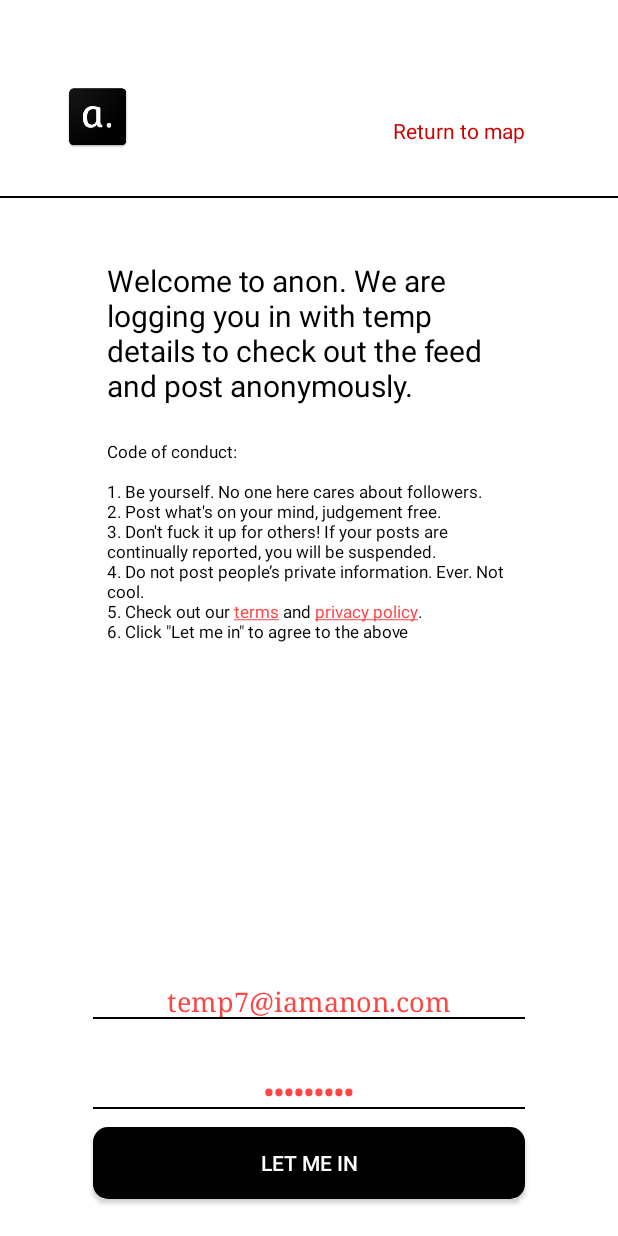
After one commit to yomarfrancisco/anon_andrey, an Android app: the Login screen opened directly, with no data from a screen before it, on a phone screen of 412 x 824 dp. The commit adds this screen. Run offline under Robolectric (Android 15) with nearby library versions, the phone set to English and light mode, and no system bars; our stand-ins replace Firebase (no records; nobody signed in at launch, a user with empty details on screens opened directly).

Commit message:
login screen

```diff
--- a/app/src/main/AndroidManifest.xml
+++ b/app/src/main/AndroidManifest.xml
@@ -30,6 +30,7 @@
         <activity
             android:name=".WhiteSplash"
             android:theme="@style/AppTheme" />
+
         <meta-data
             android:name="com.google.android.geo.API_KEY"
             android:value="@string/google_maps_key" />
@@ -40,7 +41,9 @@
 
         <service
             android:name=".GeofenceTransitionsIntentService"
-            android:exported="false"></service>
+            android:exported="false" />
+
+        <activity android:name=".Login"></activity>
     </application>
 
 </manifest>
--- a/app/src/main/java/com/anontemp/android/Constants.java
+++ b/app/src/main/java/com/anontemp/android/Constants.java
@@ -11,6 +11,7 @@ import java.util.HashMap;
 final class Constants {
 
 
+    public final static String EMAIL_PATTERN = "[a-zA-Z0-9._-]+@[a-z]+\\.+[a-z]+";
     static final HashMap<String, Region> REGIONS = new HashMap<>();
     static final String GEOFENCE_ID = "geofenceId";
     private static final String PACKAGE_NAME = "com.anontemp.android";
--- a/app/src/main/java/com/anontemp/android/FullscreenController.java
+++ b/app/src/main/java/com/anontemp/android/FullscreenController.java
@@ -1,8 +1,10 @@
 package com.anontemp.android;
 
+import android.app.ProgressDialog;
 import android.os.Bundle;
 import android.os.Handler;
 import android.support.annotation.Nullable;
+import android.support.annotation.VisibleForTesting;
 import android.support.v7.app.AppCompatActivity;
 import android.view.View;
 
@@ -11,6 +13,8 @@ import android.view.View;
  */
 
 public abstract class FullscreenController extends AppCompatActivity {
+    @VisibleForTesting
+    public ProgressDialog mProgressDialog;
     private View decorView;
 
     protected abstract int init();
@@ -39,7 +43,6 @@ public abstract class FullscreenController extends AppCompatActivity {
 
     }
 
-
     private void hideSystemUI() {
         decorView.setSystemUiVisibility(
                 View.SYSTEM_UI_FLAG_LAYOUT_HIDE_NAVIGATION
@@ -47,7 +50,6 @@ public abstract class FullscreenController extends AppCompatActivity {
                         | View.SYSTEM_UI_FLAG_HIDE_NAVIGATION // hide nav bar
                         | View.SYSTEM_UI_FLAG_IMMERSIVE);
     }
-
 
     @Override
     public void onWindowFocusChanged(boolean hasFocus) {
@@ -61,4 +63,27 @@ public abstract class FullscreenController extends AppCompatActivity {
         }
     }
 
+    public void showProgressDialog() {
+        if (mProgressDialog == null) {
+            mProgressDialog = new ProgressDialog(this);
+            mProgressDialog.setProgressStyle(ProgressDialog.STYLE_SPINNER);
+            mProgressDialog.setMessage(getString(R.string.loading));
+            mProgressDialog.setIndeterminate(true);
+        }
+
+        mProgressDialog.show();
+    }
+
+    public void hideProgressDialog() {
+        if (mProgressDialog != null && mProgressDialog.isShowing()) {
+            mProgressDialog.dismiss();
+        }
+    }
+
+    @Override
+    public void onStop() {
+        super.onStop();
+        hideProgressDialog();
+    }
+
 }
--- a/app/src/main/java/com/anontemp/android/Helper.java
+++ b/app/src/main/java/com/anontemp/android/Helper.java
@@ -1,6 +1,8 @@
 package com.anontemp.android;
 
 import android.app.Activity;
+import android.support.design.widget.Snackbar;
+import android.view.View;
 
 /**
  * Created by jaydee on 01.07.17.
@@ -10,11 +12,18 @@ public class Helper {
     public static final String TAG = "ANON";
 
     public static void upToDownTransition(Activity activity) {
-        activity.overridePendingTransition(R.anim.slide_out_down, R.anim.slide_up_dialog);
+        activity.overridePendingTransition(R.anim.no_change, R.anim.slide_out_down);
     }
 
     public static void downToUpTransition(Activity activity) {
         activity.overridePendingTransition(R.anim.slide_up_dialog, R.anim.no_change);
     }
 
+    public static void showSnackbar(final String text, Activity activity) {
+        View container = activity.findViewById(android.R.id.content);
+        if (container != null) {
+            Snackbar.make(container, text, Snackbar.LENGTH_LONG).show();
+        }
+    }
+
 }
--- /dev/null
+++ b/app/src/main/java/com/anontemp/android/Login.java
@@ -0,0 +1,153 @@
+package com.anontemp.android;
+
+import android.os.Bundle;
+import android.support.annotation.NonNull;
+import android.support.design.widget.TextInputEditText;
+import android.support.v7.widget.AppCompatButton;
+import android.text.TextUtils;
+import android.util.Log;
+import android.view.View;
+import android.widget.Toast;
+
+import com.google.android.gms.tasks.OnCompleteListener;
+import com.google.android.gms.tasks.Task;
+import com.google.firebase.auth.AuthResult;
+import com.google.firebase.auth.FirebaseAuth;
+import com.google.firebase.auth.FirebaseUser;
+
+public class Login extends FullscreenController implements View.OnClickListener {
+
+    private FirebaseAuth mAuth;
+    private FirebaseAuth.AuthStateListener mAuthListener;
+    private TextInputEditText mMail;
+    private TextInputEditText mPass;
+    private AppCompatButton bAuth;
+
+
+    @Override
+    protected int init() {
+        return R.layout.activity_login;
+    }
+
+    @Override
+    protected void onCreate(Bundle savedInstanceState) {
+        super.onCreate(savedInstanceState);
+
+        mAuth = FirebaseAuth.getInstance();
+        mAuthListener = new FirebaseAuth.AuthStateListener() {
+            @Override
+            public void onAuthStateChanged(@NonNull FirebaseAuth firebaseAuth) {
+                FirebaseUser user = firebaseAuth.getCurrentUser();
+                if (user != null) {
+                    // User is signed in
+                    Log.d(Helper.TAG, "onAuthStateChanged:signed_in:" + user.getUid());
+                } else {
+                    // User is signed out
+                    Log.d(Helper.TAG, "onAuthStateChanged:signed_out");
+                }
+                // ...
+            }
+        };
+
+        findViewById(R.id.returnToMap).setOnClickListener(this);
+        mMail = (TextInputEditText) findViewById(R.id.emailInput);
+        mPass = (TextInputEditText) findViewById(R.id.passInput);
+        bAuth = (AppCompatButton) findViewById(R.id.authenticate);
+        bAuth.setOnClickListener(this);
+
+    }
+
+    @Override
+    public void onStart() {
+        super.onStart();
+        mAuth.addAuthStateListener(mAuthListener);
+    }
+
+    @Override
+    public void onStop() {
+        super.onStop();
+        if (mAuthListener != null) {
+            mAuth.removeAuthStateListener(mAuthListener);
+        }
+    }
+
+    @Override
+    public void onClick(View v) {
+        switch (v.getId()) {
+            case R.id.returnToMap:
+                onBackPressed();
+                Helper.upToDownTransition(this);
+                break;
+            case R.id.authenticate:
+                showProgressDialog();
+                if (!validate()) {
+                    Helper.showSnackbar(getString(R.string.validate_err), this);
+                    hideProgressDialog();
+                    break;
+                }
+                signIn(mMail.getText().toString(), mPass.getText().toString());
+
+                break;
+        }
+    }
+
+    private boolean validate() {
+
+        if (!validateForm())
+            return false;
+
+        String text = mMail.getText().toString();
+
+        return text.matches(Constants.EMAIL_PATTERN);
+
+    }
+
+    private boolean validateForm() {
+        boolean valid = true;
+
+        if (TextUtils.isEmpty(mMail.getText().toString())) {
+            mMail.setError("Required.");
+            valid = false;
+        } else {
+            mMail.setError(null);
+        }
+
+        if (TextUtils.isEmpty(mPass.getText().toString())) {
+            mPass.setError("Required.");
+            valid = false;
+        } else {
+            mPass.setError(null);
+        }
+
+        return valid;
+    }
+
+    private void signIn(String email, String password) {
+        bAuth.setEnabled(false);
+
+        mAuth.signInWithEmailAndPassword(email, password)
+                .addOnCompleteListener(this, new OnCompleteListener<AuthResult>() {
+                    @Override
+                    public void onComplete(@NonNull Task<AuthResult> task) {
+                        Log.d(Helper.TAG, "signInWithEmail:onComplete:" + task.isSuccessful());
+
+                        // If sign in fails, display a message to the user. If sign in succeeds
+                        // the auth state listener will be notified and logic to handle the
+                        // signed in user can be handled in the listener.
+                        if (!task.isSuccessful()) {
+                            Log.w(Helper.TAG, "signInWithEmail:failed", task.getException());
+                            Toast.makeText(Login.this, R.string.validate_err,
+                                    Toast.LENGTH_SHORT).show();
+                            bAuth.setEnabled(true);
+                        }
+
+
+                        hideProgressDialog();
+
+                        // ...
+                    }
+                });
+    }
+
+
+}
--- a/app/src/main/java/com/anontemp/android/MapsActivity.java
+++ b/app/src/main/java/com/anontemp/android/MapsActivity.java
@@ -348,12 +348,7 @@ public class MapsActivity extends FragmentActivity implements OnMapReadyCallback
         }
     }
 
-    private void showSnackbar(final String text) {
-        View container = findViewById(android.R.id.content);
-        if (container != null) {
-            Snackbar.make(container, text, Snackbar.LENGTH_LONG).show();
-        }
-    }
+
 
     private void showSnackbar(final int mainTextStringId, final int actionStringId,
                               View.OnClickListener listener) {
@@ -424,7 +419,7 @@ public class MapsActivity extends FragmentActivity implements OnMapReadyCallback
     @SuppressWarnings("MissingPermission")
     private void addGeofences() {
         if (!checkPermissions()) {
-            showSnackbar(getString(R.string.insufficient_permissions));
+            Helper.showSnackbar(getString(R.string.insufficient_permissions), this);
             return;
         }
 
@@ -488,7 +483,9 @@ public class MapsActivity extends FragmentActivity implements OnMapReadyCallback
                     });
                     dialog.show();
                 } else {
-
+                    Intent intent = new Intent(MapsActivity.this, Login.class);
+                    startActivity(intent);
+                    Helper.downToUpTransition(MapsActivity.this);
                 }
                 break;
         }
--- /dev/null
+++ b/app/src/main/res/drawable/bg_round_rect_black.xml
@@ -0,0 +1,9 @@
+<?xml version="1.0" encoding="utf-8"?>
+<shape xmlns:android="http://schemas.android.com/apk/res/android"
+    android:dither="true"
+    android:shape="rectangle">
+
+    <corners android:radius="10dp" />
+    <solid android:color="@android:color/black" />
+
+</shape>
--- a/app/src/main/res/drawable/scaled_set.xml
+++ /dev/null
@@ -1,6 +0,0 @@
-<?xml version="1.0" encoding="utf-8"?>
-<scale xmlns:android="http://schemas.android.com/apk/res/android"
-    android:drawable="@drawable/cast_abc_scrubber_control_off_mtrl_alpha"
-    android:scaleGravity="center"
-    android:scaleHeight="80%"
-    android:scaleWidth="80%" />
--- /dev/null
+++ b/app/src/main/res/layout/activity_login.xml
@@ -0,0 +1,220 @@
+<?xml version="1.0" encoding="utf-8"?>
+<android.support.constraint.ConstraintLayout xmlns:android="http://schemas.android.com/apk/res/android"
+    xmlns:app="http://schemas.android.com/apk/res-auto"
+    xmlns:tools="http://schemas.android.com/tools"
+    android:layout_width="match_parent"
+    android:layout_height="match_parent"
+    android:fitsSystemWindows="true"
+    tools:context="com.anontemp.android.Login">
+
+
+    <android.support.constraint.Guideline
+        android:id="@+id/top_guide"
+        android:layout_width="wrap_content"
+        android:layout_height="wrap_content"
+        android:orientation="horizontal"
+        app:layout_constraintGuide_percent="0.16"
+        tools:layout_editor_absoluteX="0dp"
+        tools:layout_editor_absoluteY="99dp" />
+
+    <android.support.constraint.Guideline
+        android:id="@+id/leftIcon_guideline"
+        android:layout_width="wrap_content"
+        android:layout_height="wrap_content"
+        android:orientation="vertical"
+        app:layout_constraintGuide_percent="0.1"
+        tools:layout_editor_absoluteX="39dp"
+        tools:layout_editor_absoluteY="0dp" />
+
+    <android.support.constraint.Guideline
+        android:id="@+id/right_guideline"
+        android:layout_width="wrap_content"
+        android:layout_height="wrap_content"
+        android:orientation="vertical"
+        app:layout_constraintGuide_percent="0.85"
+        tools:layout_editor_absoluteX="327dp"
+        tools:layout_editor_absoluteY="0dp" />
+
+
+    <ImageView
+        android:layout_width="wrap_content"
+        android:layout_height="wrap_content"
+        android:layout_marginBottom="30dp"
+        android:src="@mipmap/ic_logo"
+        app:layout_constraintBottom_toTopOf="@+id/top_guide"
+        app:layout_constraintLeft_toLeftOf="@+id/leftIcon_guideline" />
+
+    <TextView
+        android:id="@+id/returnToMap"
+        android:layout_width="wrap_content"
+        android:layout_height="wrap_content"
+        android:layout_marginBottom="35dp"
+        android:clickable="true"
+        android:text="@string/back_to_map"
+        android:textColor="@android:color/holo_red_dark"
+        app:layout_constraintBottom_toTopOf="@+id/top_guide"
+        app:layout_constraintRight_toLeftOf="@+id/right_guideline" />
+
+    <View
+        android:layout_width="0dp"
+        android:layout_height="1dp"
+        android:background="#000000"
+        app:layout_constraintBottom_toTopOf="@+id/top_guide"
+        app:layout_constraintLeft_toLeftOf="parent"
+        app:layout_constraintRight_toRightOf="parent" />
+
+
+    <android.support.constraint.Guideline
+        android:id="@+id/top_main_guide"
+        android:layout_width="wrap_content"
+        android:layout_height="wrap_content"
+        android:orientation="horizontal"
+        app:layout_constraintGuide_percent="0.21"
+        tools:layout_editor_absoluteX="0dp"
+        tools:layout_editor_absoluteY="129dp" />
+
+    <android.support.constraint.Guideline
+        android:id="@+id/left_main_guide"
+        android:layout_width="wrap_content"
+        android:layout_height="wrap_content"
+        android:orientation="vertical"
+        app:layout_constraintGuide_percent="0.15"
+        tools:layout_editor_absoluteX="58dp"
+        tools:layout_editor_absoluteY="0dp" />
+
+    <android.support.constraint.Guideline
+        android:id="@+id/right_main_guide"
+        android:layout_width="wrap_content"
+        android:layout_height="wrap_content"
+        android:orientation="vertical"
+        app:layout_constraintGuide_percent="0.85"
+        tools:layout_editor_absoluteX="327dp"
+        tools:layout_editor_absoluteY="0dp" />
+
+    <TextView
+        android:layout_width="270dp"
+        android:layout_height="wrap_content"
+        android:text="@string/login_text"
+        android:textAlignment="textStart"
+        android:textSize="20sp"
+        app:layout_constraintLeft_toLeftOf="@+id/left_main_guide"
+        app:layout_constraintRight_toLeftOf="@+id/right_main_guide"
+        app:layout_constraintTop_toTopOf="@+id/top_main_guide" />
+
+    <TextView
+        android:layout_width="270dp"
+        android:layout_height="wrap_content"
+        android:layout_marginTop="120dp"
+        android:text="@string/login_rules"
+        android:textSize="11sp"
+        app:layout_constraintLeft_toLeftOf="@+id/left_main_guide"
+        app:layout_constraintRight_toLeftOf="@+id/right_main_guide"
+        app:layout_constraintTop_toTopOf="@+id/top_main_guide" />
+
+
+    <android.support.constraint.Guideline
+        android:id="@+id/bottom_main_guide"
+        android:layout_width="wrap_content"
+        android:layout_height="wrap_content"
+        android:orientation="horizontal"
+        app:layout_constraintGuide_percent="0.97"
+        tools:layout_editor_absoluteX="0dp"
+        tools:layout_editor_absoluteY="597dp" />
+
+    <android.support.design.widget.TextInputLayout
+
+        android:layout_width="0dp"
+        android:layout_height="wrap_content"
+        android:layout_marginBottom="120dp"
+        android:textAlignment="center"
+        app:hintEnabled="false"
+        app:hintTextAppearance="@style/RedHint"
+        app:layout_constraintBottom_toTopOf="@+id/bottom_main_guide"
+        app:layout_constraintLeft_toLeftOf="@+id/left_main_guide"
+        app:layout_constraintRight_toLeftOf="@+id/right_main_guide">
+
+        <android.support.design.widget.TextInputEditText
+            android:id="@+id/emailInput"
+            android:layout_width="match_parent"
+            android:layout_height="wrap_content"
+            android:background="@android:color/transparent"
+            android:ellipsize="start"
+            android:enabled="false"
+            android:fontFamily="serif"
+            android:gravity="center"
+            android:hint="@string/login_email_hint"
+            android:inputType="textEmailAddress"
+            android:text="@string/temp_mail"
+            android:textAlignment="center"
+            android:textColor="@color/colorAccent"
+            android:textColorHint="#80ff4444"
+
+            />
+
+
+    </android.support.design.widget.TextInputLayout>
+
+    <View
+        android:layout_width="0dp"
+        android:layout_height="1dp"
+        android:layout_marginBottom="120dp"
+        android:background="#000000"
+        app:layout_constraintBottom_toTopOf="@+id/bottom_main_guide"
+        app:layout_constraintLeft_toLeftOf="@+id/left_main_guide"
+        app:layout_constraintRight_toLeftOf="@+id/right_main_guide" />
+
+    <android.support.design.widget.TextInputLayout
+
+        android:layout_width="0dp"
+        android:layout_height="wrap_content"
+        android:layout_marginBottom="60dp"
+        app:hintAnimationEnabled="false"
+        app:hintEnabled="false"
+        app:hintTextAppearance="@style/RedHint"
+        app:layout_constraintBottom_toTopOf="@+id/bottom_main_guide"
+        app:layout_constraintLeft_toLeftOf="@+id/left_main_guide"
+        app:layout_constraintRight_toLeftOf="@+id/right_main_guide">
+
+        <android.support.design.widget.TextInputEditText
+            android:id="@+id/passInput"
+            android:layout_width="match_parent"
+            android:layout_height="wrap_content"
+            android:background="@android:color/transparent"
+            android:ellipsize="start"
+            android:enabled="false"
+            android:fontFamily="serif"
+            android:gravity="center"
+            android:hint="@string/login_pass_hint"
+            android:inputType="textPassword"
+            android:text="@string/temp_pass"
+            android:textAlignment="center"
+            android:textColor="@color/colorAccent"
+            android:textColorHint="#80ff4444"
+
+
+            />
+
+
+    </android.support.design.widget.TextInputLayout>
+
+    <View
+        android:layout_width="0dp"
+        android:layout_height="1dp"
+        android:layout_marginBottom="60dp"
+        android:background="#000000"
+        app:layout_constraintBottom_toTopOf="@+id/bottom_main_guide"
+        app:layout_constraintLeft_toLeftOf="@+id/left_main_guide"
+        app:layout_constraintRight_toLeftOf="@+id/right_main_guide" />
+
+    <android.support.v7.widget.AppCompatButton
+        android:id="@+id/authenticate"
+        android:layout_width="0dp"
+        android:layout_height="wrap_content"
+        android:background="@drawable/bg_round_rect_black"
+        android:text="@string/login_auth"
+        android:textColor="@android:color/white"
+        app:layout_constraintBottom_toTopOf="@+id/bottom_main_guide"
+        app:layout_constraintLeft_toLeftOf="@+id/left_main_guide"
+        app:layout_constraintRight_toLeftOf="@+id/right_main_guide" />
+
+</android.support.constraint.ConstraintLayout>
--- a/app/src/main/res/values-v21/styles.xml
+++ b/app/src/main/res/values-v21/styles.xml
@@ -13,6 +13,7 @@
         <item name="android:windowTranslucentNavigation">true</item>
         <item name="android:windowDrawsSystemBarBackgrounds">true</item>
         <item name="android:windowContentTransitions">true</item>
+        <item name="android:statusBarColor">@android:color/transparent</item>
     </style>
 
     <style name="SplashScreenTheme" parent="Theme.AppCompat.NoActionBar">
--- a/app/src/main/res/values/colors.xml
+++ b/app/src/main/res/values/colors.xml
@@ -1,6 +1,6 @@
 <?xml version="1.0" encoding="utf-8"?>
 <resources>
-    <color name="colorPrimary">@android:color/white</color>
+    <color name="colorPrimary">@android:color/holo_red_light</color>
     <color name="colorPrimaryDark">@android:color/black</color>
     <color name="colorAccent">@android:color/holo_red_light</color>
 
--- a/app/src/main/res/values/strings.xml
+++ b/app/src/main/res/values/strings.xml
@@ -31,4 +31,14 @@
     <string name="locked">locked</string>
     <string name="unlocked">unlocked</string>
     <string name="wits_enter_text">You are inside the WITS Braam Campus network. Hit the key to enter this network.</string>
+    <string name="back_to_map">Return to map</string>
+    <string name="login_text">Welcome to anon. We are logging you in with temp details to check out the feed and post anonymously.</string>
+    <string name="login_rules">Code of conduct: \n\n1. Be yourself. No one here cares about followers.\n2. Post what\'s on your mind, judgement free.\n3. Don\'t fuck it up for others! If your posts are continually reported, you will be suspended.\n4. Do not post people’s private information. Ever. Not cool.\n5. Check out our <a href="com.anontemp.android.privacy://terms">terms</a> and <a href="com.anontemp.android.privacy://policy">privacy policy</a>.\n6. Click \"Let me in\" to agree to the above</string>
+    <string name="login_auth">Let me in</string>
+    <string name="login_email_hint">Enter Email</string>
+    <string name="login_pass_hint">Enter Password</string>
+    <string name="validate_err">Please check that you\'ve submitted information correctly. We\'re having trouble logging you in.</string>
+    <string name="loading">Hang tight...</string>
+    <string name="temp_mail">temp7@iamanon.com</string>
+    <string name="temp_pass">123456789</string>
 </resources>
--- a/app/src/main/res/values/styles.xml
+++ b/app/src/main/res/values/styles.xml
@@ -10,7 +10,10 @@
         <item name="android:windowBackground">@android:color/white
         </item>
         <item name="android:windowTranslucentNavigation">true</item>
-
+        <item name="android:fontFamily">serif</item>
+        <item name="colorControlNormal">@color/colorPrimaryDark</item>
+        <item name="colorControlActivated">@color/colorPrimaryDark</item>
+        <item name="colorControlHighlight">@color/colorPrimaryDark</item>
     </style>
 
     <style name="SplashScreenTheme" parent="Theme.AppCompat.NoActionBar">
@@ -19,6 +22,12 @@
         <item name="android:textColor">@android:color/white</item>
     </style>
 
+    <style name="RedHint" parent="@style/TextAppearance.AppCompat">
+        <item name="android:textColor">@color/colorAccent</item>
+        <item name="android:textAlignment">center</item>
+        <item name="android:alpha">128</item>
+    </style>
+
     <style name="AppTheme.AppBarOverlay" parent="ThemeOverlay.AppCompat.Dark.ActionBar" />
 
     <style name="AppTheme.PopupOverlay" parent="ThemeOverlay.AppCompat.Light" />
--- a/build.gradle
+++ b/build.gradle
@@ -15,9 +15,10 @@ buildscript {
 
 allprojects {
     repositories {
+        mavenCentral()
         jcenter()
         maven {
-            url "https://jitpack.io"
+            url "https://maven.google.com"
         }
     }
 }
```
Also changed, not shown: app/build.gradle (+9 -8 lines).
